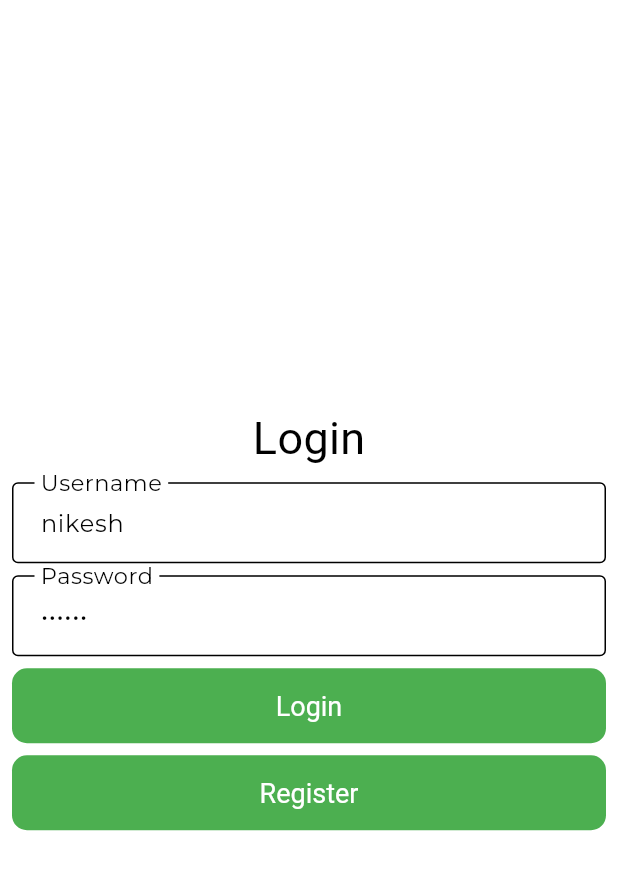
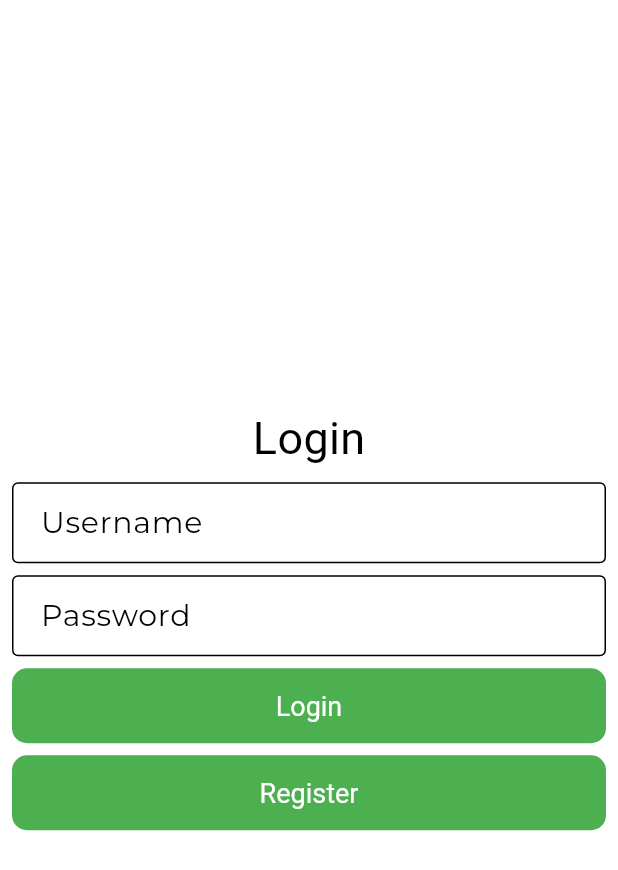
Before and after one commit to 0-nikesh/softwarica_student_management_bloc, a Flutter app: the screen it shows after launch, on a phone screen of 412 x 824 dp. Shown: the top 870 px of the screen. Run offline on Flutter 3.47's test engine with Material 3 defaults, Android fonts, the phone set to English and light mode, and no system bars; our stand-ins replace bloc, dartz, dio, equatable, flutter_bloc, get_it and 6 more; accounts and stored records are empty; network calls fail; Roboto replaces fonts that are missing (Brand Bold).

Commit message:
emptied teh text controller

```diff
--- a/lib/features/auth/presentation/view/login_view.dart
+++ b/lib/features/auth/presentation/view/login_view.dart
@@ -7,8 +7,8 @@ class LoginView extends StatelessWidget {
   LoginView({super.key});
 
   final _formKey = GlobalKey<FormState>();
-  final _usernameController = TextEditingController(text: 'nikesh');
-  final _passwordController = TextEditingController(text: '123456');
+  final _usernameController = TextEditingController();
+  final _passwordController = TextEditingController();
 
   final _gap = const SizedBox(height: 8);
 
```
